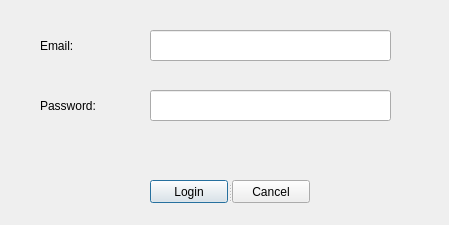
The window that pCloud/loginwindow.ui (pcloudcom/pfs-gui) describes before a commit, drawn with Qt 5.
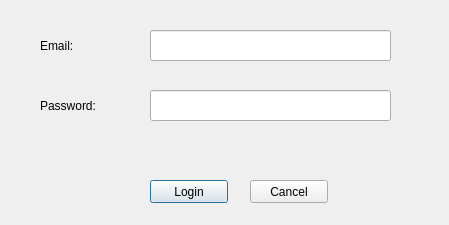
The same window after the commit.

The edit to the form file:
```diff
--- a/pCloud/loginwindow.ui
+++ b/pCloud/loginwindow.ui
@@ -63,32 +63,6 @@
      <string>Email:</string>
     </property>
    </widget>
-   <widget class="QSplitter" name="splitter">
-    <property name="geometry">
-     <rect>
-      <x>150</x>
-      <y>180</y>
-      <width>160</width>
-      <height>23</height>
-     </rect>
-    </property>
-    <property name="orientation">
-     <enum>Qt::Horizontal</enum>
-    </property>
-    <widget class="QPushButton" name="loginButton">
-     <property name="text">
-      <string>Login</string>
-     </property>
-     <property name="default">
-      <bool>true</bool>
-     </property>
-    </widget>
-    <widget class="QPushButton" name="cancelButton">
-     <property name="text">
-      <string>Cancel</string>
-     </property>
-    </widget>
-   </widget>
    <widget class="QLabel" name="error">
     <property name="geometry">
      <rect>
@@ -102,6 +76,35 @@
      <string/>
     </property>
    </widget>
+   <widget class="QPushButton" name="cancelButton">
+    <property name="geometry">
+     <rect>
+      <x>250</x>
+      <y>180</y>
+      <width>78</width>
+      <height>23</height>
+     </rect>
+    </property>
+    <property name="text">
+     <string>Cancel</string>
+    </property>
+   </widget>
+   <widget class="QPushButton" name="loginButton">
+    <property name="geometry">
+     <rect>
+      <x>150</x>
+      <y>180</y>
+      <width>78</width>
+      <height>23</height>
+     </rect>
+    </property>
+    <property name="text">
+     <string>Login</string>
+    </property>
+    <property name="default">
+     <bool>true</bool>
+    </property>
+   </widget>
   </widget>
  </widget>
  <tabstops>
```
